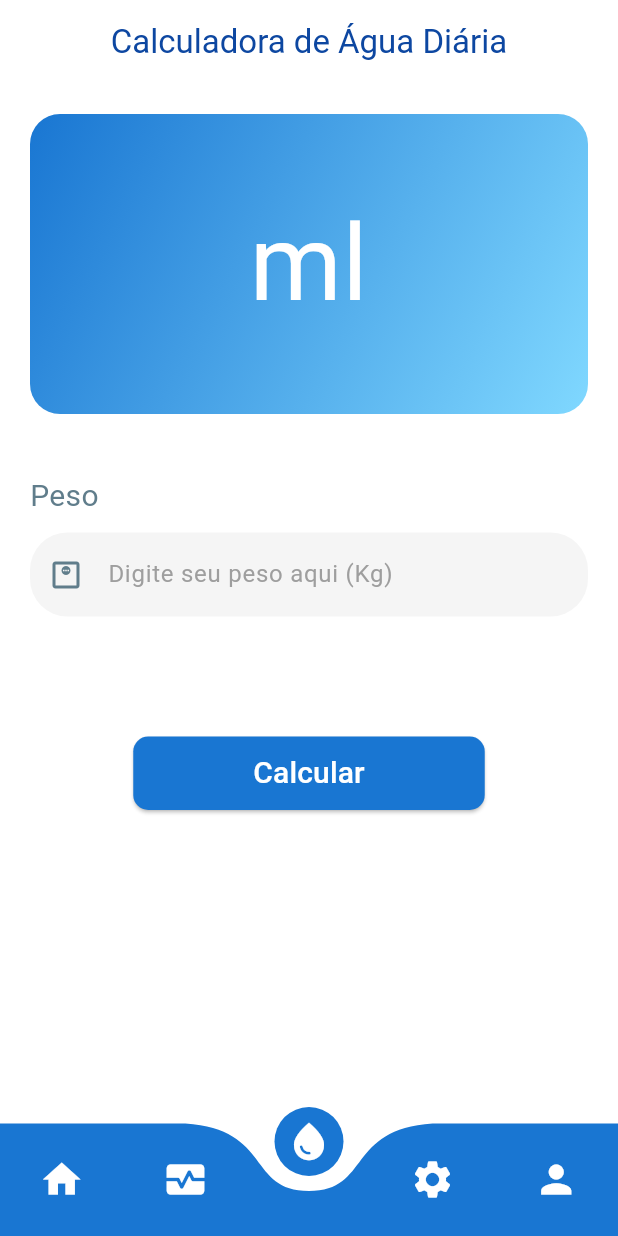
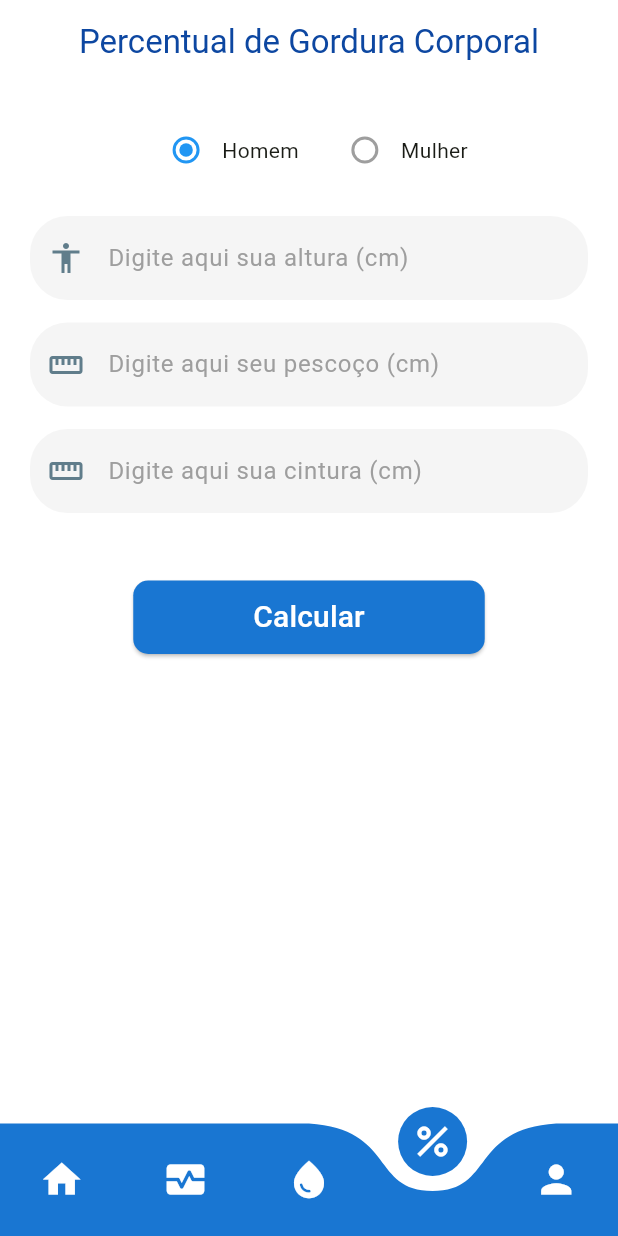
Before and after one commit to Vitor-Ribe/navigation_mobile, a Flutter app: the screen it shows after launch, on a phone screen of 412 x 824 dp. Run offline on Flutter 3.47's test engine with Material 3 defaults, Android fonts, the phone set to English and light mode, and no system bars; drawn by our look-alikes of curved_navigation_bar.

Commit message:
Criacao da pagina de percentual de Gordura Corporal

```diff
--- a/lib/main.dart
+++ b/lib/main.dart
@@ -1,10 +1,10 @@
 import 'package:curved_navigation_bar/curved_navigation_bar.dart';
 import 'package:flutter/material.dart';
-import 'package:navigation_mobile/pages/water.dart';
+import 'package:navigation_mobile/pages/water_page.dart';
 import 'package:navigation_mobile/pages/home_page.dart';
 import 'package:navigation_mobile/pages/imc_page.dart';
 import 'package:navigation_mobile/pages/profile_page.dart';
-import 'package:navigation_mobile/pages/settings_page.dart';
+import 'package:navigation_mobile/pages/gordura_page.dart';
 
 void main() {
   runApp(const MyApp());
@@ -35,13 +35,13 @@ class MyHomePage extends StatefulWidget {
 }
 
 class _MyHomePageState extends State<MyHomePage> {
-  int index = 2;
+  int index = 3;
 
   final screens = [
     HomePage(),
     ImcPage(),
     WaterPage(),
-    SettingsPage(),
+    GorduraPage(),
     ProfilePage()
   ];
 
@@ -49,7 +49,7 @@ class _MyHomePageState extends State<MyHomePage> {
     'Home',
     'Cálculo de IMC',
     'Calculadora de Água Diária',
-    'Settings Page',
+    'Percentual de Gordura Corporal',
     'Profile Page'
   ];
 
@@ -59,7 +59,7 @@ class _MyHomePageState extends State<MyHomePage> {
       Icon(Icons.home, size: 30, color: Colors.white),
       Icon(Icons.monitor_heart, size: 30, color: Colors.white),
       Icon(Icons.water_drop, size: 30, color: Colors.white),
-      Icon(Icons.settings, size: 30, color: Colors.white),
+      Icon(Icons.percent, size: 30, color: Colors.white),
       Icon(Icons.person, size: 30, color: Colors.white)
     ];
 
--- /dev/null
+++ b/lib/pages/gordura_page.dart
@@ -0,0 +1,157 @@
+import 'dart:math';
+import 'package:flutter/material.dart';
+
+class GorduraPage extends StatefulWidget {
+  const GorduraPage({super.key});
+
+  @override
+  State<GorduraPage> createState() => _GorduraPageState();
+}
+
+class _GorduraPageState extends State<GorduraPage> {
+  final alturaController = TextEditingController();
+  final pescocoController = TextEditingController();
+  final cinturaController = TextEditingController();
+  final quadrilController = TextEditingController();
+
+  String sexo = 'Homem';
+  String resultado = '';
+
+  void calcularGorduraCorporal() {
+    final altura = double.tryParse(alturaController.text);
+    final pescoco = double.tryParse(pescocoController.text);
+    final cintura = double.tryParse(cinturaController.text);
+    final quadril = double.tryParse(quadrilController.text);
+
+    if (altura == null || pescoco == null || cintura == null || (sexo == 'Mulher' && quadril == null)) {
+      setState(() {
+        resultado = 'Preencha todos os campos corretamente.';
+      });
+      return;
+    }
+
+    double percentual;
+
+    if (sexo == 'Homem') {
+      percentual = 86.010 * log(cintura - pescoco) / ln10
+          - 70.041 * log(altura) / ln10
+          + 36.76;
+    } else {
+      percentual = 163.205 * log(cintura + quadril! - pescoco) / ln10
+          - 97.684 * log(altura) / ln10
+          - 78.387;
+    }
+
+    setState(() {
+      resultado = '${percentual.toStringAsFixed(2)}% de gordura corporal';
+    });
+  }
+
+  @override
+  Widget build(BuildContext context) {
+    return Scaffold(
+      backgroundColor: Colors.transparent,
+      body: SingleChildScrollView(
+        padding: EdgeInsets.all(20),
+        child: Column(
+          children: [
+            // Sexo
+            Row(
+              mainAxisAlignment: MainAxisAlignment.center,
+              children: [
+                Radio(
+                  value: 'Homem',
+                  fillColor: WidgetStateProperty.resolveWith((states) {
+                    if (states.contains(WidgetState.selected)) {
+                      return Colors.blue; // quando selecionado
+                    }
+                    return Colors.grey; // quando não selecionado
+                  }),
+                  groupValue: sexo,
+                  onChanged: (value) {
+                    setState(() {
+                      sexo = value!;
+                    });
+                  },
+                ),
+                Text('Homem'),
+                SizedBox(width: 20),
+                Radio(
+                  value: 'Mulher',
+                  groupValue: sexo,
+                  fillColor: WidgetStateProperty.resolveWith((states) {
+                    if (states.contains(WidgetState.selected)) {
+                      return Colors.blue; // quando selecionado
+                    }
+                    return Colors.grey; // quando não selecionado
+                  }),
+                  onChanged: (value) {
+                    setState(() {
+                      sexo = value!;
+                    });
+                  },
+                ),
+                Text('Mulher'),
+              ],
+            ),
+            SizedBox(height: 20),
+
+            campoTexto('sua altura (cm)', alturaController, Icons.accessibility),
+            campoTexto('seu pescoço (cm)', pescocoController, Icons.straighten),
+            campoTexto('sua cintura (cm)', cinturaController, Icons.straighten),
+            if (sexo == 'Mulher') campoTexto('seu quadril (cm)', quadrilController, Icons.straighten),
+
+            SizedBox(height: 30),
+
+            ElevatedButton(
+              onPressed: calcularGorduraCorporal,
+              style: ElevatedButton.styleFrom(
+                backgroundColor: Colors.blue.shade700,
+                padding: EdgeInsets.symmetric(horizontal: 80, vertical: 10),
+                shape: RoundedRectangleBorder(borderRadius: BorderRadius.circular(10)),
+              ),
+              child: Text('Calcular', style: TextStyle(fontSize: 20, color: Colors.white)),
+            ),
+
+            SizedBox(height: 30),
+            Text(
+              resultado,
+              style: TextStyle(fontSize: 24, color: Colors.blueGrey),
+              textAlign: TextAlign.center,
+            ),
+          ],
+        ),
+      ),
+    );
+  }
+
+  Widget campoTexto(String label, TextEditingController controller, IconData icon) {
+    return Padding(
+      padding: EdgeInsets.only(bottom: 15),
+      child: TextField(
+        controller: controller,
+        keyboardType: TextInputType.number,
+        decoration: InputDecoration(
+          hintText: 'Digite aqui $label',
+          hintStyle: TextStyle(fontSize: 16, color: Colors.grey.shade500),
+          filled: true,
+          fillColor: Colors.grey.shade100,
+          contentPadding: EdgeInsets.symmetric(horizontal: 20, vertical: 16),
+          border: OutlineInputBorder(
+            borderRadius: BorderRadius.circular(25),
+            borderSide: BorderSide.none,
+          ),
+          enabledBorder: OutlineInputBorder(
+            borderRadius: BorderRadius.circular(25),
+            borderSide: BorderSide(color: Colors.transparent),
+          ),
+          focusedBorder: OutlineInputBorder(
+            borderRadius: BorderRadius.circular(25),
+            borderSide: BorderSide(color: Colors.blueGrey, width: 2),
+          ),
+          prefixIcon: Icon(icon, color: Colors.blueGrey),
+        )
+      ),
+    );
+  }
+}
```
Also changed, not shown: lib/pages/settings_page.dart (deleted, +0 -40 lines), lib/pages/water_page.dart (renamed from lib/pages/water.dart).
